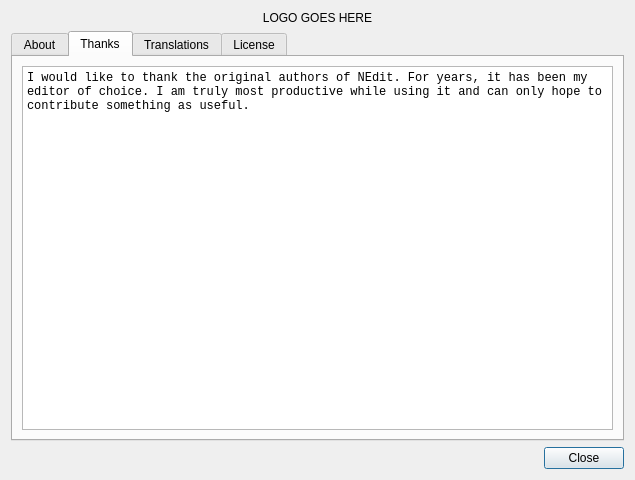
eteran/nedit-ng, file source/ui/DialogAbout.ui: the form before one commit.
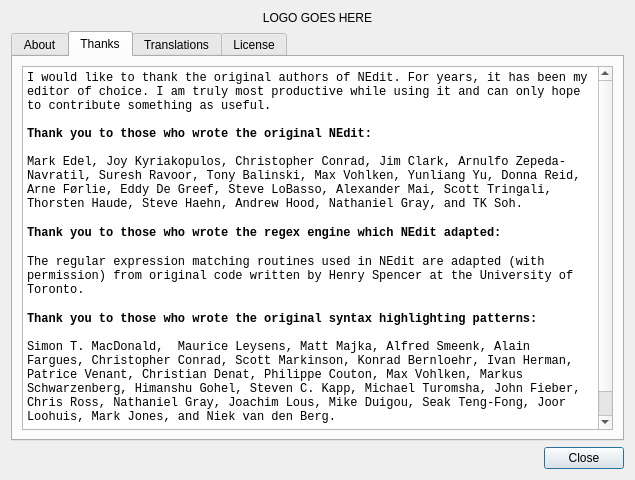
The form after the commit. The open tabs and pages were chosen to show the change.

Commit message: improved the about dialog a bit some minor cleanup

Patch:
```diff
--- a/source/ui/DialogAbout.ui
+++ b/source/ui/DialogAbout.ui
@@ -68,7 +68,15 @@
 &lt;html&gt;&lt;head&gt;&lt;meta name=&quot;qrichtext&quot; content=&quot;1&quot; /&gt;&lt;style type=&quot;text/css&quot;&gt;
 p, li { white-space: pre-wrap; }
 &lt;/style&gt;&lt;/head&gt;&lt;body style=&quot; font-family:'Monospace'; font-size:10pt; font-weight:400; font-style:normal;&quot;&gt;
-&lt;p style=&quot; margin-top:0px; margin-bottom:0px; margin-left:0px; margin-right:0px; -qt-block-indent:0; text-indent:0px;&quot;&gt;&lt;span style=&quot; font-size:9pt;&quot;&gt;I would like to thank the original authors of NEdit. For years, it has been my editor of choice. I am truly most productive while using it and can only hope to contribute something as useful.&lt;/span&gt;&lt;/p&gt;&lt;/body&gt;&lt;/html&gt;</string>
+&lt;p style=&quot; margin-top:0px; margin-bottom:0px; margin-left:0px; margin-right:0px; -qt-block-indent:0; text-indent:0px;&quot;&gt;&lt;span style=&quot; font-size:9pt;&quot;&gt;I would like to thank the original authors of NEdit. For years, it has been my editor of choice. I am truly most productive while using it and can only hope to contribute something as useful.&lt;/span&gt;&lt;/p&gt;
+&lt;p style=&quot;-qt-paragraph-type:empty; margin-top:0px; margin-bottom:0px; margin-left:0px; margin-right:0px; -qt-block-indent:0; text-indent:0px; font-size:9pt;&quot;&gt;&lt;br /&gt;&lt;/p&gt;
+&lt;p style=&quot; margin-top:0px; margin-bottom:0px; margin-left:0px; margin-right:0px; -qt-block-indent:0; text-indent:0px;&quot;&gt;&lt;span style=&quot; font-size:9pt; font-weight:600;&quot;&gt;Thank you to those who wrote the original NEdit:&lt;/span&gt;&lt;/p&gt;
+&lt;p style=&quot;-qt-paragraph-type:empty; margin-top:0px; margin-bottom:0px; margin-left:0px; margin-right:0px; -qt-block-indent:0; text-indent:0px; font-size:9pt;&quot;&gt;&lt;br /&gt;&lt;/p&gt;
+&lt;p style=&quot; margin-top:0px; margin-bottom:0px; margin-left:0px; margin-right:0px; -qt-block-indent:0; text-indent:0px;&quot;&gt;&lt;span style=&quot; font-size:9pt;&quot;&gt;Mark Edel, Joy Kyriakopulos, Christopher Conrad, Jim Clark, Arnulfo Zepeda-Navratil, Suresh Ravoor, Tony Balinski, Max Vohlken, Yunliang Yu, Donna Reid, Arne Førlie, Eddy De Greef, Steve LoBasso, Alexander Mai, Scott Tringali, Thorsten Haude, Steve Haehn, Andrew Hood, Nathaniel Gray, and TK Soh.&lt;/span&gt;&lt;/p&gt;
+&lt;p style=&quot; margin-top:0px; margin-bottom:0px; margin-left:0px; margin-right:0px; -qt-block-indent:0; text-indent:0px;&quot;&gt;&lt;span style=&quot; font-size:9pt; font-weight:600;&quot;&gt;&lt;br /&gt;Thank you to those who wrote the regex engine which NEdit adapted:&lt;/span&gt;&lt;span style=&quot; font-size:9pt;&quot;&gt;&lt;br /&gt;&lt;/span&gt;&lt;/p&gt;
+&lt;p style=&quot; margin-top:0px; margin-bottom:0px; margin-left:0px; margin-right:0px; -qt-block-indent:0; text-indent:0px;&quot;&gt;&lt;span style=&quot; font-size:9pt;&quot;&gt;The regular expression matching routines used in NEdit are adapted (with permission) from original code written by Henry Spencer at the University of Toronto.&lt;br /&gt;&lt;br /&gt;&lt;/span&gt;&lt;span style=&quot; font-size:9pt; font-weight:600;&quot;&gt;Thank you to those who wrote the original syntax highlighting patterns:&lt;/span&gt;&lt;/p&gt;
+&lt;p style=&quot;-qt-paragraph-type:empty; margin-top:0px; margin-bottom:0px; margin-left:0px; margin-right:0px; -qt-block-indent:0; text-indent:0px; font-size:9pt;&quot;&gt;&lt;br /&gt;&lt;/p&gt;
+&lt;p style=&quot; margin-top:0px; margin-bottom:0px; margin-left:0px; margin-right:0px; -qt-block-indent:0; text-indent:0px;&quot;&gt;&lt;span style=&quot; font-size:9pt;&quot;&gt;Simon T. MacDonald,  Maurice Leysens, Matt Majka, Alfred Smeenk, Alain Fargues, Christopher Conrad, Scott Markinson, Konrad Bernloehr, Ivan Herman, Patrice Venant, Christian Denat, Philippe Couton, Max Vohlken, Markus Schwarzenberg, Himanshu Gohel, Steven C. Kapp, Michael Turomsha, John Fieber, Chris Ross, Nathaniel Gray, Joachim Lous, Mike Duigou, Seak Teng-Fong, Joor Loohuis, Mark Jones, and Niek van den Berg.&lt;br /&gt;&lt;br /&gt;If there is someone who I have overlooked, please let me know.&lt;/span&gt;&lt;/p&gt;&lt;/body&gt;&lt;/html&gt;</string>
          </property>
         </widget>
        </item>
```
The commit also changes 8 other files.
